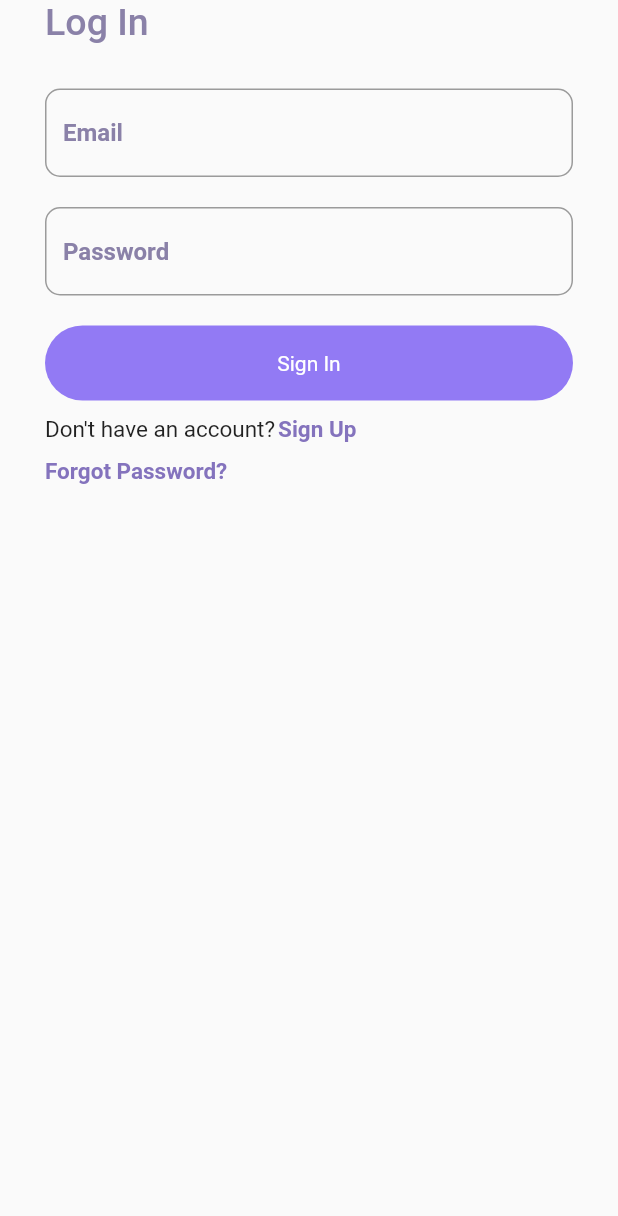
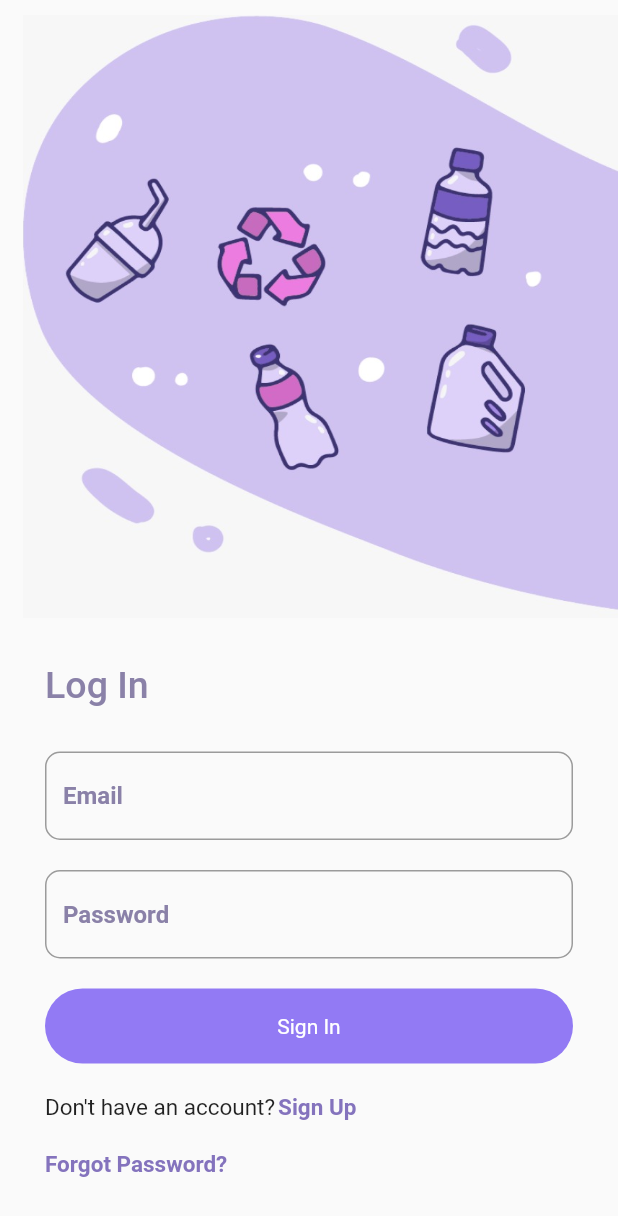
Before and after one commit to AshnahKhalidKhan/Flutter-Assignment-2, a Flutter app: the screen it shows after launch, on a phone screen of 412 x 824 dp. Shown: the top 1216 px of the screen. Run offline on Flutter 3.47's test engine with Material 2 defaults, Android fonts, the phone set to English and light mode, and no system bars.

Commit message:
I think I got it thank God

```diff
--- a/lib/Notes.txt
+++ b/lib/Notes.txt
@@ -1,3 +1,5 @@
 Always go:
 1. Expanded -> child: Container
 2. Expanded -> child: Padding -> child: Column
+
+Wrap with SingelChildScrollView to enable scrolling if the content exceeds the available space/overflows.
--- a/lib/Widgets/LightThemeSignInScreen.dart
+++ b/lib/Widgets/LightThemeSignInScreen.dart
@@ -479,20 +479,18 @@ class _LightThemeSignInScreenState extends State<LightThemeSignInScreen>
                 (
                   'lib/Assets/asset1.jpg',
                   width: double.maxFinite,
-                  fit: BoxFit.fitWidth,
+                  fit: BoxFit.fill,
                 ),
               ),
             ),
           // ),
-          Container
+          Expanded
           (
-              height: double.maxFinite,
-              padding: const EdgeInsets.only(left: 30.0, right: 30.0, ),
-              // child: Expanded(
-              //child: Padding
-              //(
-                //padding: const EdgeInsets.only(left: 30.0, right: 30.0, ),
-                child: Expanded (child: Column
+            child: Padding
+            (
+              // padding: const EdgeInsets.only(left: 30.0, right: 30.0, bottom: 30.0, top: 10.0),
+              padding: const EdgeInsets.all(30.0),
+              child: Column
                 (
                   crossAxisAlignment: CrossAxisAlignment.start,
                   children:
@@ -573,7 +571,7 @@ class _LightThemeSignInScreenState extends State<LightThemeSignInScreen>
                         maximumSize: MaterialStatePropertyAll(Size.infinite),
                       ),
                     ),
-                    const SizedBox(height: 10.0),
+                    const SizedBox(height: 20.0),
                     Row
                     (
                       mainAxisAlignment: MainAxisAlignment.start,
@@ -604,7 +602,7 @@ class _LightThemeSignInScreenState extends State<LightThemeSignInScreen>
                         ),
                       ],
                     ),
-                    const SizedBox(height: 10.0),
+                    const SizedBox(height: 20.0),
                     GestureDetector
                     (
                       child: const Text
@@ -621,8 +619,7 @@ class _LightThemeSignInScreenState extends State<LightThemeSignInScreen>
                     ),
                   ],
                 ),
-                )
-              //),//),
+              )
           ),
         ],
       ),
```
